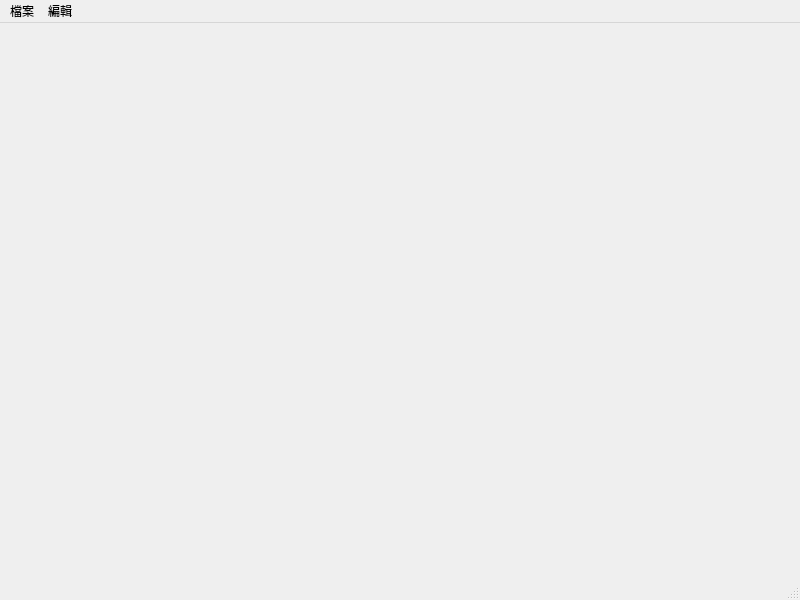
The window that mainwindow.ui (pandaddy685/new) describes before a commit, drawn with Qt 5.
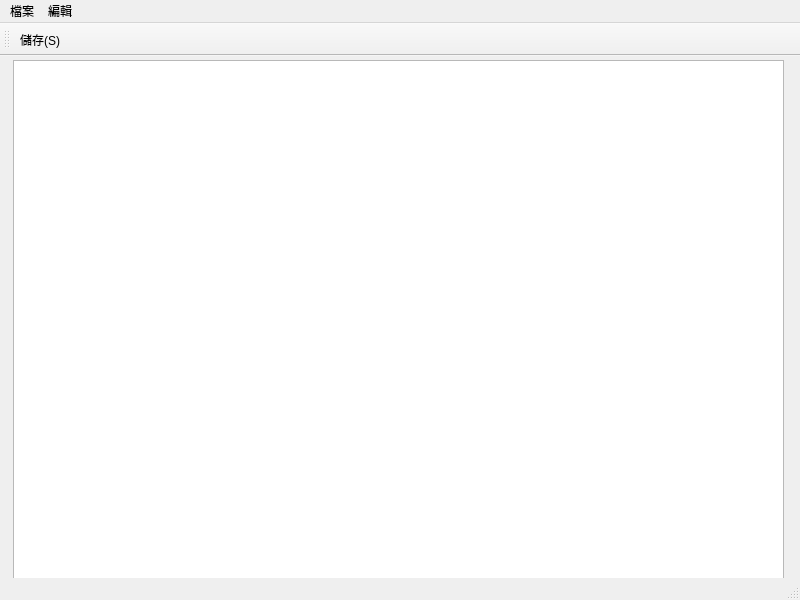
The same window after the commit. Icons and pictures are not drawn.

What changed in the file:
```diff
--- a/mainwindow.ui
+++ b/mainwindow.ui
@@ -13,7 +13,18 @@
   <property name="windowTitle">
    <string>MainWindow</string>
   </property>
-  <widget class="QWidget" name="centralwidget"/>
+  <widget class="QWidget" name="centralwidget">
+   <widget class="QTextEdit" name="textEdit">
+    <property name="geometry">
+     <rect>
+      <x>13</x>
+      <y>4</y>
+      <width>771</width>
+      <height>521</height>
+     </rect>
+    </property>
+   </widget>
+  </widget>
   <widget class="QMenuBar" name="menubar">
    <property name="geometry">
     <rect>
@@ -45,6 +56,18 @@
    <addaction name="menu_2"/>
   </widget>
   <widget class="QStatusBar" name="statusbar"/>
+  <widget class="QToolBar" name="toolBar">
+   <property name="windowTitle">
+    <string>toolBar</string>
+   </property>
+   <attribute name="toolBarArea">
+    <enum>TopToolBarArea</enum>
+   </attribute>
+   <attribute name="toolBarBreak">
+    <bool>false</bool>
+   </attribute>
+   <addaction name="action_S"/>
+  </widget>
   <action name="actionfkd">
    <property name="text">
     <string>新增(N)</string>
```
Left out of the diff: 8 changed lines with no effect on the pictures.
